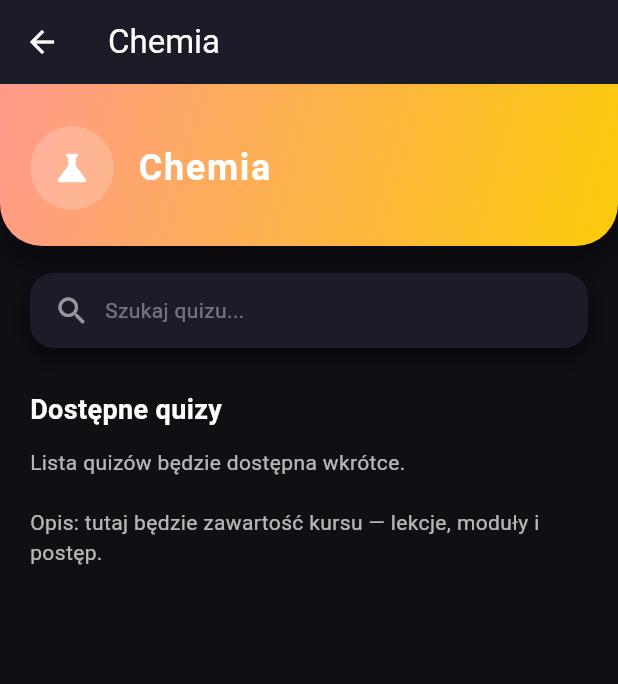
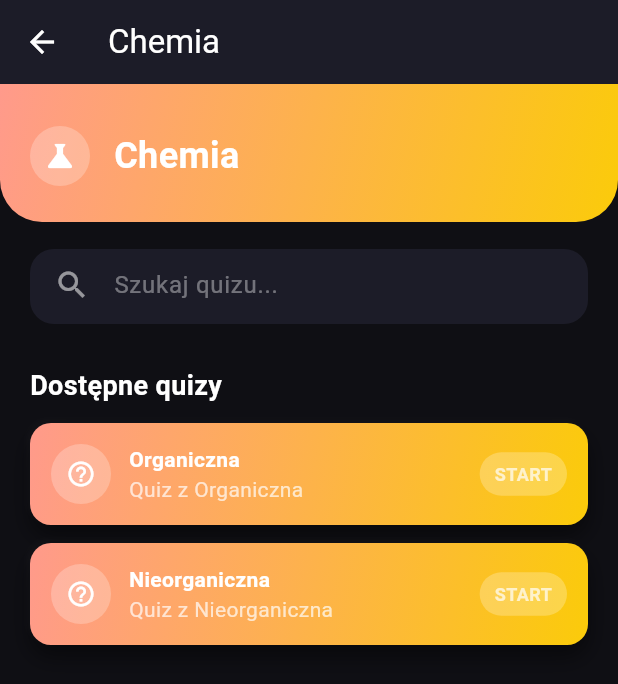
Before and after one commit to FranSob/Quiz_app1, a Flutter app: the screen it shows after launch, after a tap on "Chemia", on a phone screen of 412 x 824 dp. Shown: the top 684 px of the screen. Run offline on Flutter 3.47's test engine with Material 3 defaults, Android fonts, the phone set to English and light mode, and no system bars; our stand-ins replace shared_preferences; network calls fail.

Commit message:
zapomniałem to commitnąć :(

```diff
--- /dev/null
+++ b/lib/base/models/quiz.dart
@@ -0,0 +1,22 @@
+class Quiz {
+  final String id;
+  final String course;
+  final String title;
+  final int questionCount;
+
+  const Quiz({
+    required this.id,
+    required this.course,
+    required this.title,
+    required this.questionCount,
+  });
+
+  factory Quiz.fromJson(Map<String, dynamic> json) {
+    return Quiz(
+      id: json['id'],
+      course: json['course'],
+      title: json['title'],
+      questionCount: json['questionCount'],
+    );
+  }
+}
--- a/lib/base/pages/courses_page.dart
+++ b/lib/base/pages/courses_page.dart
@@ -1,7 +1,7 @@
 import 'package:flutter/material.dart';
-import 'package:quiz_app1/base/pages/interactive_quiz_page.dart'; // <-- podłączenie quizu
+import 'package:quiz_app1/base/pages/interactive_quiz_page.dart';
 
-class CoursePage extends StatelessWidget {
+class CoursePage extends StatefulWidget {
   final String title;
 
   const CoursePage({
@@ -9,10 +9,37 @@ class CoursePage extends StatelessWidget {
     required this.title,
   });
 
-  // helper: wybiera gradient i ikonę na podstawie tytułu kursu
+  @override
+  State<CoursePage> createState() => _CoursePageState();
+}
+
+class _CoursePageState extends State<CoursePage> {
+  final TextEditingController _searchController = TextEditingController();
+  String _searchQuery = '';
+
+  // ================= TEMATY =================
+
+  List<String> _bioTopics() => [
+        'Komórki',
+        'Genetyka',
+        'Ekologia',
+      ];
+
+  List<String> _mathTopics() => [
+        'Arytmetyka',
+        'Algebra',
+      ];
+
+  List<String> _chemTopics() => [
+        'Organiczna',
+        'Nieorganiczna',
+      ];
+
+  // ================= THEME =================
+
   Map<String, dynamic> _themeFor(String title) {
     final key = title.toLowerCase();
-    if (key.contains('bio') || key.contains('biologia')) {
+    if (key.contains('bio')) {
       return {
         'icon': Icons.eco,
         'gradient': const LinearGradient(
@@ -30,7 +57,7 @@ class CoursePage extends StatelessWidget {
           end: Alignment.bottomRight,
         ),
       };
-    } else if (key.contains('math') || key.contains('matem')) {
+    } else if (key.contains('matem') || key.contains('math')) {
       return {
         'icon': Icons.calculate,
         'gradient': const LinearGradient(
@@ -51,7 +78,8 @@ class CoursePage extends StatelessWidget {
     }
   }
 
-  // ============ Znaczek na górze ============
+  // ================= UI =================
+
   Widget buildCourseHeader({
     required String title,
     required IconData icon,
@@ -66,23 +94,12 @@ class CoursePage extends StatelessWidget {
           bottomLeft: Radius.circular(28),
           bottomRight: Radius.circular(28),
         ),
-        boxShadow: [
-          BoxShadow(
-            color: Colors.black.withOpacity(0.4),
-            blurRadius: 20,
-            offset: const Offset(0, 10),
-          ),
-        ],
       ),
       child: Row(
         children: [
-          Container(
-            padding: const EdgeInsets.all(14),
-            decoration: BoxDecoration(
-              color: Colors.white.withOpacity(0.2),
-              shape: BoxShape.circle,
-            ),
-            child: Icon(icon, color: Colors.white, size: 28),
+          CircleAvatar(
+            backgroundColor: Colors.white24,
+            child: Icon(icon, color: Colors.white),
           ),
           const SizedBox(width: 16),
           Text(
@@ -91,7 +108,6 @@ class CoursePage extends StatelessWidget {
               color: Colors.white,
               fontSize: 24,
               fontWeight: FontWeight.bold,
-              letterSpacing: 1.1,
             ),
           ),
         ],
@@ -99,7 +115,6 @@ class CoursePage extends StatelessWidget {
     );
   }
 
-  // ============ Pasek Wyszukiwania ============
   Widget buildQuizSearchBar() {
     return Padding(
       padding: const EdgeInsets.fromLTRB(20, 18, 20, 8),
@@ -109,122 +124,141 @@ class CoursePage extends StatelessWidget {
         decoration: BoxDecoration(
           color: const Color(0xFF1C1C28),
           borderRadius: BorderRadius.circular(16),
-          boxShadow: [
-            BoxShadow(
-              color: Colors.black.withOpacity(0.5),
-              blurRadius: 12,
-              offset: const Offset(0, 6),
+        ),
+        child: TextField(
+          controller: _searchController,
+          onChanged: (v) => setState(() => _searchQuery = v.toLowerCase()),
+          style: const TextStyle(color: Colors.white),
+          decoration: const InputDecoration(
+            border: InputBorder.none,
+            hintText: 'Szukaj quizu...',
+            hintStyle: TextStyle(color: Colors.white38),
+            icon: Icon(Icons.search, color: Colors.white54),
+          ),
+        ),
+      ),
+    );
+  }
+
+  // helper: wybiera gradient kafelka na podstawie kursu (daje pasujący akcent)
+  LinearGradient _tileGradientForCourse(String courseTitle) {
+    final key = courseTitle.toLowerCase();
+    if (key.contains('bio')) {
+      return const LinearGradient(
+        colors: [Color(0xFF9EEBB0), Color(0xFF66D76A)],
+        begin: Alignment.topLeft,
+        end: Alignment.bottomRight,
+      );
+    } else if (key.contains('matem') || key.contains('math')) {
+      return const LinearGradient(
+        colors: [Color(0xFF4CA1FF), Color(0xFF0072FF)],
+        begin: Alignment.topLeft,
+        end: Alignment.bottomRight,
+      );
+    } else if (key.contains('chem')) {
+      return const LinearGradient(
+        colors: [Color(0xFFFF9A8B), Color(0xFFFBCB0A)],
+        begin: Alignment.topLeft,
+        end: Alignment.bottomRight,
+      );
+    } else {
+      return const LinearGradient(
+        colors: [Color(0xFF6A5AE0), Color(0xFF4D4AE8)],
+        begin: Alignment.topLeft,
+        end: Alignment.bottomRight,
+      );
+    }
+  }
+
+  @override
+  Widget build(BuildContext context) {
+    final theme = _themeFor(widget.title);
+    final IconData icon = theme['icon'];
+    final LinearGradient gradient = theme['gradient'];
+
+    final titleLower = widget.title.toLowerCase();
+
+    List<String> topics = [];
+    if (titleLower.contains('bio')) topics = _bioTopics();
+    if (titleLower.contains('matem')) topics = _mathTopics();
+    if (titleLower.contains('chem')) topics = _chemTopics();
+
+    final filteredTopics = topics
+        .where((t) => t.toLowerCase().contains(_searchQuery))
+        .toList();
+
+    // gradient dla kafelków (ten sam dla wszystkich tematów w kursie)
+    final tileGradient = _tileGradientForCourse(widget.title);
+
+    return Scaffold(
+      backgroundColor: const Color(0xFF0F0F14),
+      appBar: AppBar(
+        backgroundColor: const Color(0xFF1C1C28),
+        foregroundColor: Colors.white,
+        title: Text(widget.title),
+      ),
+      body: SingleChildScrollView(
+        child: Column(
+          children: [
+            buildCourseHeader(
+              title: widget.title,
+              icon: icon,
+              gradient: gradient,
             ),
-          ],
-        ),
-        child: const Row(
-          children: [
-            Icon(Icons.search, color: Colors.white54),
-            SizedBox(width: 10),
-            Text(
-              'Szukaj quizu...',
-              style: TextStyle(color: Colors.white38),
+            buildQuizSearchBar(),
+            Padding(
+              padding: const EdgeInsets.all(20),
+              child: Column(
+                crossAxisAlignment: CrossAxisAlignment.start,
+                children: [
+                  const Text(
+                    'Dostępne quizy',
+                    style: TextStyle(
+                      color: Colors.white,
+                      fontSize: 18,
+                      fontWeight: FontWeight.bold,
+                    ),
+                  ),
+                  const SizedBox(height: 12),
+                  if (filteredTopics.isNotEmpty)
+                    ...filteredTopics.map(
+                      (topic) => Padding(
+                        padding: const EdgeInsets.only(bottom: 12),
+                        child: TopicTile(
+                          title: topic,
+                          subtitle: 'Quiz z $topic',
+                          gradient: tileGradient,
+                          onTap: () {
+                            Navigator.push(
+                              context,
+                              MaterialPageRoute(
+                                builder: (_) => InteractiveQuizPage(
+                                  course: widget.title,
+                                  topic: topic,
+                                ),
+                              ),
+                            );
+                          },
+                        ),
+                      ),
+                    )
+                  else
+                    const Text(
+                      'Brak quizów dla tego wyszukiwania.',
+                      style: TextStyle(color: Colors.white70),
+                    ),
+                ],
+              ),
             ),
           ],
         ),
       ),
     );
   }
-
-  // lista tematów (tylko nazwy) dla Biologii — bez fiszek
-  List<String> _bioTopics() {
-    return [
-      'Komórki',
-      'Genetyka',
-      'Ekologia',
-    ];
-  }
-
-  @override
-  Widget build(BuildContext context) {
-    final theme = _themeFor(title);
-    final IconData icon = theme['icon'] as IconData;
-    final LinearGradient gradient = theme['gradient'] as LinearGradient;
-
-    // jeśli to biologia — przygotuj tematy (lista stringów)
-    final bool isBiology = title.toLowerCase().contains('bio');
-    final bioTopics = isBiology ? _bioTopics() : <String>[];
-
-    return Scaffold(
-      backgroundColor: const Color(0xFF0F0F14),
-      // pozostawiam AppBar (możesz go schować jeśli chcesz używać headera jako nagłówka)
-      appBar: AppBar(
-        backgroundColor: const Color(0xFF1C1C28),
-        foregroundColor: Colors.white,
-        title: Text(title),
-      ),
-      body: SafeArea(
-        child: SingleChildScrollView(
-          child: Column(
-            children: [
-              buildCourseHeader(title: title, icon: icon, gradient: gradient),
-              buildQuizSearchBar(),
-              // lista tematów / quizów
-              Padding(
-                padding: const EdgeInsets.symmetric(horizontal: 20.0, vertical: 12),
-                child: Column(
-                  crossAxisAlignment: CrossAxisAlignment.start,
-                  children: [
-                    const SizedBox(height: 8),
-                    const Text(
-                      'Dostępne quizy',
-                      style: TextStyle(color: Colors.white, fontSize: 18, fontWeight: FontWeight.bold),
-                    ),
-                    const SizedBox(height: 12),
-                    if (isBiology)
-                      // pokaż boxy tematów dla biologii (tylko nazwy, bez fiszek)
-                      ...bioTopics.map((topic) {
-                        return Padding(
-                          padding: const EdgeInsets.only(bottom: 12.0),
-                          child: TopicTile(
-                            title: topic,
-                            subtitle: 'Quiz z $topic',
-                            gradient: const LinearGradient(
-                              colors: [Color(0xFF9EEBB0), Color(0xFF66D76A)],
-                              begin: Alignment.topLeft,
-                              end: Alignment.bottomRight,
-                            ),
-                            onTap: () {
-                              // otwórz interaktywny quiz (Kahoot-style) dla wybranego tematu
-                              Navigator.push(
-                                context,
-                                MaterialPageRoute(
-                                  builder: (_) => InteractiveQuizPage(course: title, topic: topic),
-                                ),
-                              );
-                            },
-                          ),
-                        );
-                      }).toList()
-                    else
-                      const Text(
-                        'Lista quizów będzie dostępna wkrótce.',
-                        style: TextStyle(color: Colors.white70),
-                      ),
-                    const SizedBox(height: 20),
-                    // tymczasowy placeholder
-                    const Text(
-                      'Opis: tutaj będzie zawartość kursu — lekcje, moduły i postęp.',
-                      style: TextStyle(color: Colors.white70),
-                    ),
-                    const SizedBox(height: 120),
-                  ],
-                ),
-              ),
-            ],
-          ),
-        ),
-      ),
-    );
-  }
 }
 
-/// Prosty, spójny wizualnie TopicTile
+// ================= TILE =================
+
 class TopicTile extends StatelessWidget {
   final String title;
   final String subtitle;
@@ -270,9 +304,12 @@ class TopicTile extends StatelessWidget {
               child: Column(
                 crossAxisAlignment: CrossAxisAlignment.start,
                 children: [
-                  Text(title, style: const TextStyle(color: Colors.white, fontWeight: FontWeight.bold)),
-                  const SizedBox(height: 4),
-                  Text(subtitle, style: const TextStyle(color: Colors.white70, fontSize: 13)),
+                  Text(title,
+                      style: const TextStyle(
+                          color: Colors.white,
+                          fontWeight: FontWeight.bold)),
+                  Text(subtitle,
+                      style: const TextStyle(color: Colors.white70)),
                 ],
               ),
             ),
--- /dev/null
+++ b/lib/config.dart
@@ -0,0 +1,4 @@
+// lib/config.dart
+const String API_BASE_ANDROID = 'http://10.0.2.2:3000'; // Android emulator
+const String API_BASE_IOS = 'http://localhost:3000';    // iOS simulator
+// const String API_BASE_DEV = 'http://192.168.1.45:3000'; // physical device
--- /dev/null
+++ b/lib/services/quiz_service.dart
@@ -0,0 +1,19 @@
+import 'dart:convert';
+import 'package:http/http.dart' as http;
+import 'package:quiz_app1/base/models/quiz.dart';
+
+class QuizService {
+  static const String _baseUrl =
+      'https://69849385885008c00db1ada6.mockapi.io/quiz_app1/quizes';
+
+ static Future<List<Quiz>> fetchQuizzes() async {
+    final response = await http.get(Uri.parse(_baseUrl));
+
+    if (response.statusCode == 200) {
+      final List data = json.decode(response.body);
+      return data.map((e) => Quiz.fromJson(e)).toList();
+    } else {
+      throw Exception('Nie udało się pobrać quizów');
+    }
+  }
+}
--- a/pubspec.yaml
+++ b/pubspec.yaml
@@ -32,9 +32,10 @@ dependencies:
     sdk: flutter
   shared_preferences: ^2.1.1
   http: ^0.13.6
+  firebase_core: ^2.24.0
+cloud_firestore: ^4.13.6
   # The following adds the Cupertino Icons font to your application.
   # Use with the CupertinoIcons class for iOS style icons.
-  cupertino_icons: ^1.0.8
 
 dev_dependencies:
   flutter_test:
```
Also changed, not shown: lib/base/models/quiz_question.dart (+6 -12 lines), lib/base/pages/interactive_quiz_page.dart (+90 -5 lines), lib/base/widgets/quiz_title.dart (added, +45 -0 lines), lib/services/quiz_api.dart (+7 -9 lines), pubspec.lock, 8 other files.
